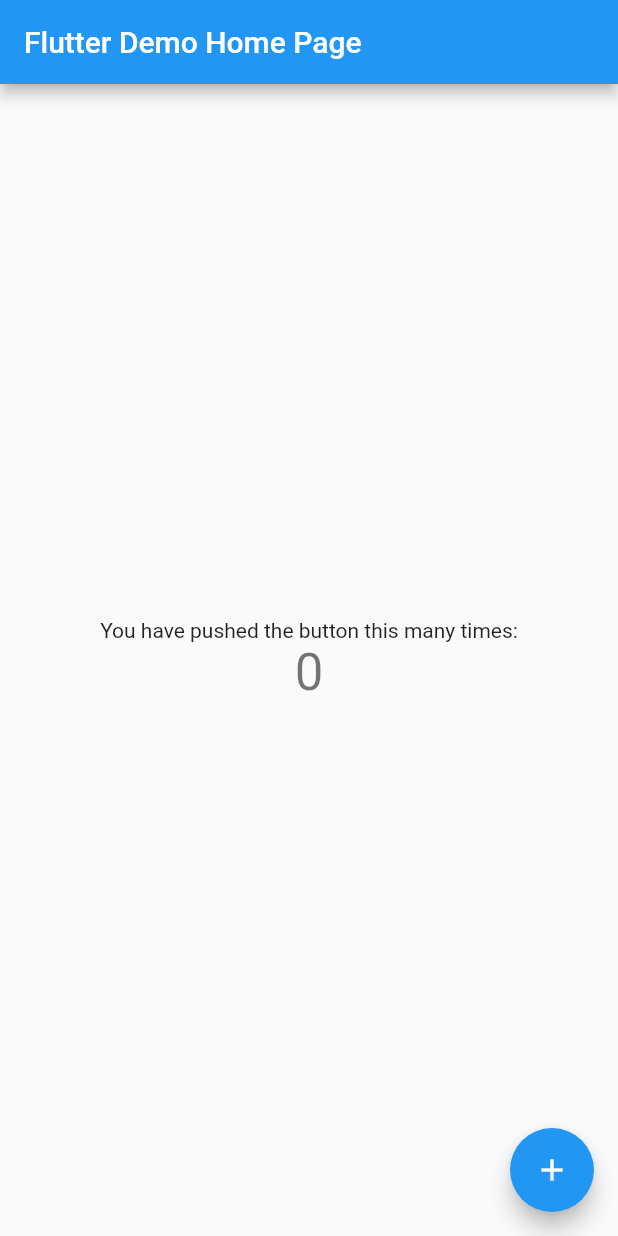
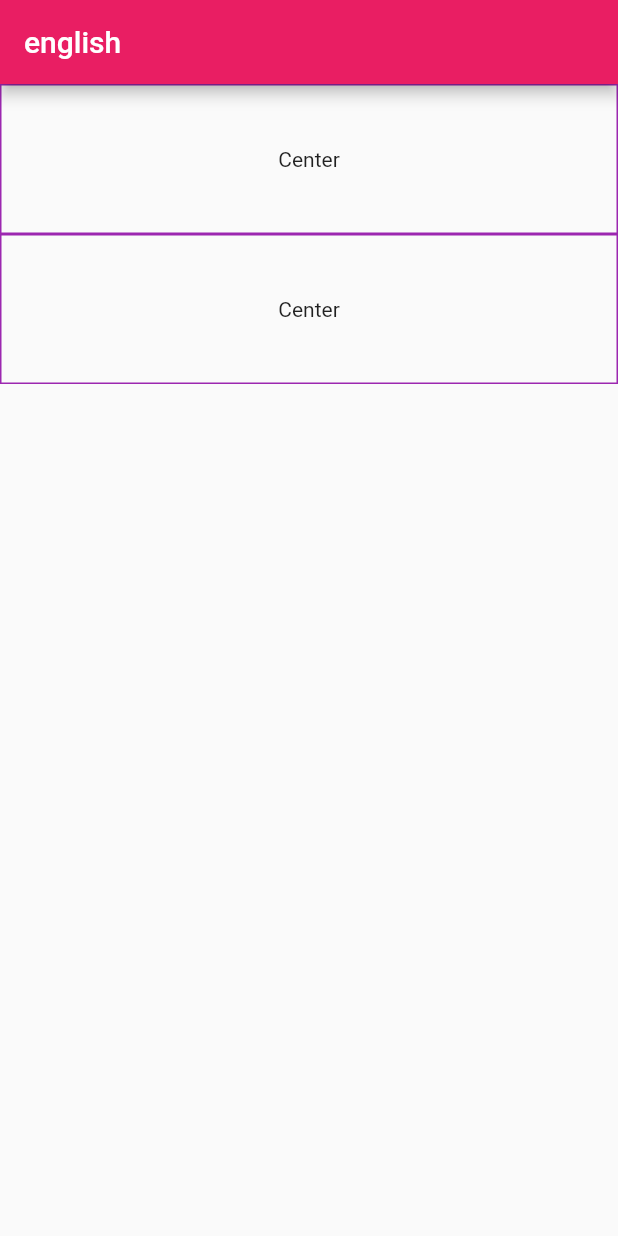
Before and after one commit to wanwusangzhi/flutter, a Flutter app: the screen it shows after launch, on a phone screen of 412 x 824 dp. Run offline on Flutter 3.47's test engine with Material 2 defaults, Android fonts, the phone set to English and light mode, and no system bars.

Commit message:
init i18n

```diff
--- /dev/null
+++ b/demo/lib/components/common/basecomp.dart
@@ -0,0 +1,39 @@
+import 'package:flutter/material.dart';
+import 'package:demo/i18n/location.dart';
+
+class BaseComp extends StatelessWidget {
+  final List<dynamic> contentList;
+  final String title;
+
+  BaseComp({
+    Key key,
+    @required this.title,
+    this.contentList,
+  }) : super(key: key);
+
+  @override
+  Widget build(BuildContext context) {
+    print(AppLocalizations.$t(this.title));
+    return Scaffold(
+      appBar: AppBar(
+        title: Text(AppLocalizations.$t(this.title)),
+      ),
+      body: Container(
+        child: ListView(
+          children: <Widget>[
+          Column(
+            children: _render(),
+          ),
+        ]),
+      ),
+    );
+  }
+
+  List<Widget> _render() {
+    List<Widget> _list = [];
+    this.contentList.forEach((item) {
+      _list.add(item);
+    });
+    return _list.toList();
+  }
+}
--- /dev/null
+++ b/demo/lib/i18n/location.dart
@@ -0,0 +1,63 @@
+import 'dart:async';
+import 'package:flutter/material.dart';
+import 'package:flutter/foundation.dart';
+
+class AppLocalizations {
+  final Locale locale;
+
+  AppLocalizations(this.locale);
+
+  // 初始化对照表
+  static Map<String, Map<String, String>> _localizedValues = {
+    'en': {
+      "title": 'english',
+    },
+    "zh": {"title": '中文'}
+  };
+  get title {
+    print('title--------');
+    return _localizedValues[locale.languageCode]['title'];
+  }
+
+  _t (String key) {
+    return _localizedValues[locale.languageCode][key];
+  }
+
+  static AppLocalizations _inst;
+
+  static String $t(String key, [BuildContext context]) {
+    if (AppLocalizations._inst != null) {
+      return _inst._t(key);
+    } else {
+      print('error');
+      return AppLocalizations.of(context)._t(key);
+    }
+  }
+
+  static AppLocalizations of(BuildContext context) {
+    _inst = Localizations.of(context, AppLocalizations);
+    return _inst;
+  }
+}
+
+class AppLocalizationsDelegate extends LocalizationsDelegate<AppLocalizations> {
+  @override
+  bool isSupported(Locale locale) {
+    print('locale  -> ' + locale.toString());
+    return ['zh', 'en'].contains(locale.languageCode);
+  }
+
+  @override
+  Future<AppLocalizations> load(Locale locale) {
+    return new SynchronousFuture<AppLocalizations>(
+        new AppLocalizations(locale));
+  }
+
+  @override
+  bool shouldReload(LocalizationsDelegate<AppLocalizations> old) {
+    print('locale shouldReload -> ' + old.toString());
+    return false;
+  }
+
+  static AppLocalizationsDelegate delegate = AppLocalizationsDelegate();
+}
--- a/demo/lib/main.dart
+++ b/demo/lib/main.dart
@@ -1,111 +1,55 @@
 import 'package:flutter/material.dart';
+import 'package:flutter_localizations/flutter_localizations.dart'; // 国际化
+import 'package:demo/i18n/location.dart';
+import 'package:demo/components/common/basecomp.dart';
 
-void main() => runApp(MyApp());
-
-class MyApp extends StatelessWidget {
-  // This widget is the root of your application.
+class FirstPage extends StatelessWidget {
   @override
   Widget build(BuildContext context) {
-    return MaterialApp(
-      title: 'Flutter Demo',
-      theme: ThemeData(
-        // This is the theme of your application.
-        //
-        // Try running your application with "flutter run". You'll see the
-        // application has a blue toolbar. Then, without quitting the app, try
-        // changing the primarySwatch below to Colors.green and then invoke
-        // "hot reload" (press "r" in the console where you ran "flutter run",
-        // or simply save your changes to "hot reload" in a Flutter IDE).
-        // Notice that the counter didn't reset back to zero; the application
-        // is not restarted.
-        primarySwatch: Colors.blue,
+    return Container(
+      height: 100.0,
+      decoration: BoxDecoration(
+        border: Border.all(
+          width: 1,
+          color: Colors.purple,
+        ),
       ),
-      home: MyHomePage(title: 'Flutter Demo Home Page'),
+      child: Center(
+        child: Text('Center'),
+      ),
     );
   }
 }
 
-class MyHomePage extends StatefulWidget {
-  MyHomePage({Key key, this.title}) : super(key: key);
-
-  // This widget is the home page of your application. It is stateful, meaning
-  // that it has a State object (defined below) that contains fields that affect
-  // how it looks.
-
-  // This class is the configuration for the state. It holds the values (in this
-  // case the title) provided by the parent (in this case the App widget) and
-  // used by the build method of the State. Fields in a Widget subclass are
-  // always marked "final".
-
-  final String title;
-
-  @override
-  _MyHomePageState createState() => _MyHomePageState();
-}
-
-class _MyHomePageState extends State<MyHomePage> {
-  int _counter = 0;
-
-  void _incrementCounter() {
-    setState(() {
-      // This call to setState tells the Flutter framework that something has
-      // changed in this State, which causes it to rerun the build method below
-      // so that the display can reflect the updated values. If we changed
-      // _counter without calling setState(), then the build method would not be
-      // called again, and so nothing would appear to happen.
-      _counter++;
-    });
-  }
-
+class MyApp extends StatelessWidget {
   @override
   Widget build(BuildContext context) {
-    // This method is rerun every time setState is called, for instance as done
-    // by the _incrementCounter method above.
-    //
-    // The Flutter framework has been optimized to make rerunning build methods
-    // fast, so that you can just rebuild anything that needs updating rather
-    // than having to individually change instances of widgets.
-    return Scaffold(
-      appBar: AppBar(
-        // Here we take the value from the MyHomePage object that was created by
-        // the App.build method, and use it to set our appbar title.
-        title: Text(widget.title),
+    return MaterialApp(
+      onGenerateTitle: (context) {
+        return AppLocalizations.of(context).title;
+      },
+      localizationsDelegates: [
+        GlobalMaterialLocalizations.delegate,
+        GlobalWidgetsLocalizations.delegate,
+        AppLocalizationsDelegate.delegate,
+      ],
+      supportedLocales: [
+        Locale('zh', 'CH'),
+        Locale('en', 'US'),
+      ],
+      // title: AppLocalizations.of(context).title,
+      theme: ThemeData(
+        primarySwatch: Colors.pink,
       ),
-      body: Center(
-        // Center is a layout widget. It takes a single child and positions it
-        // in the middle of the parent.
-        child: Column(
-          // Column is also layout widget. It takes a list of children and
-          // arranges them vertically. By default, it sizes itself to fit its
-          // children horizontally, and tries to be as tall as its parent.
-          //
-          // Invoke "debug painting" (press "p" in the console, choose the
-          // "Toggle Debug Paint" action from the Flutter Inspector in Android
-          // Studio, or the "Toggle Debug Paint" command in Visual Studio Code)
-          // to see the wireframe for each widget.
-          //
-          // Column has various properties to control how it sizes itself and
-          // how it positions its children. Here we use mainAxisAlignment to
-          // center the children vertically; the main axis here is the vertical
-          // axis because Columns are vertical (the cross axis would be
-          // horizontal).
-          mainAxisAlignment: MainAxisAlignment.center,
-          children: <Widget>[
-            Text(
-              'You have pushed the button this many times:',
-            ),
-            Text(
-              '$_counter',
-              style: Theme.of(context).textTheme.display1,
-            ),
-          ],
-        ),
+      home: BaseComp(
+        title: 'title',
+        contentList: [
+          FirstPage(),
+          FirstPage(),
+        ],
       ),
-      floatingActionButton: FloatingActionButton(
-        onPressed: _incrementCounter,
-        tooltip: 'Increment',
-        child: Icon(Icons.add),
-      ), // This trailing comma makes auto-formatting nicer for build methods.
     );
   }
 }
+
+void main() => runApp(MyApp());
--- a/demo/pubspec.yaml
+++ b/demo/pubspec.yaml
@@ -23,6 +23,8 @@ dependencies:
 dev_dependencies:
   flutter_test:
     sdk: flutter
+  flutter_localizations:
+    sdk: flutter
 
 
 # For information on the generic Dart part of this file, see the
@@ -40,7 +42,6 @@ flutter:
   # assets:
   #  - images/a_dot_burr.jpeg
   #  - images/a_dot_ham.jpeg
-
   # An image asset can refer to one or more resolution-specific "variants", see
   # https://flutter.io/assets-and-images/#resolution-aware.
 
```
